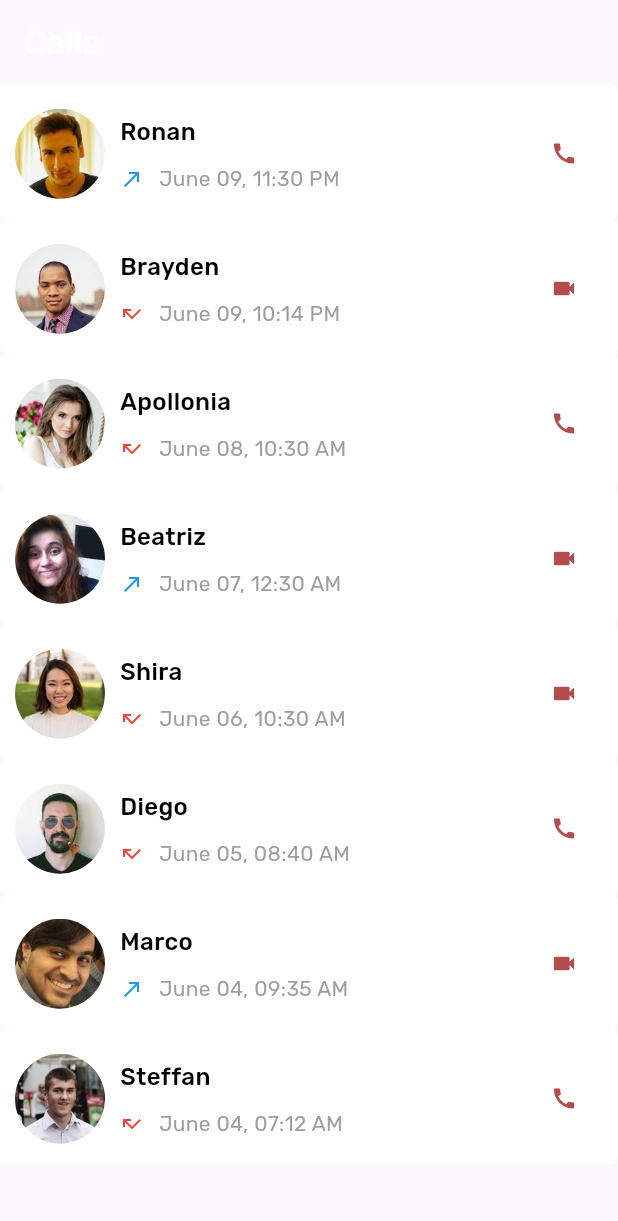
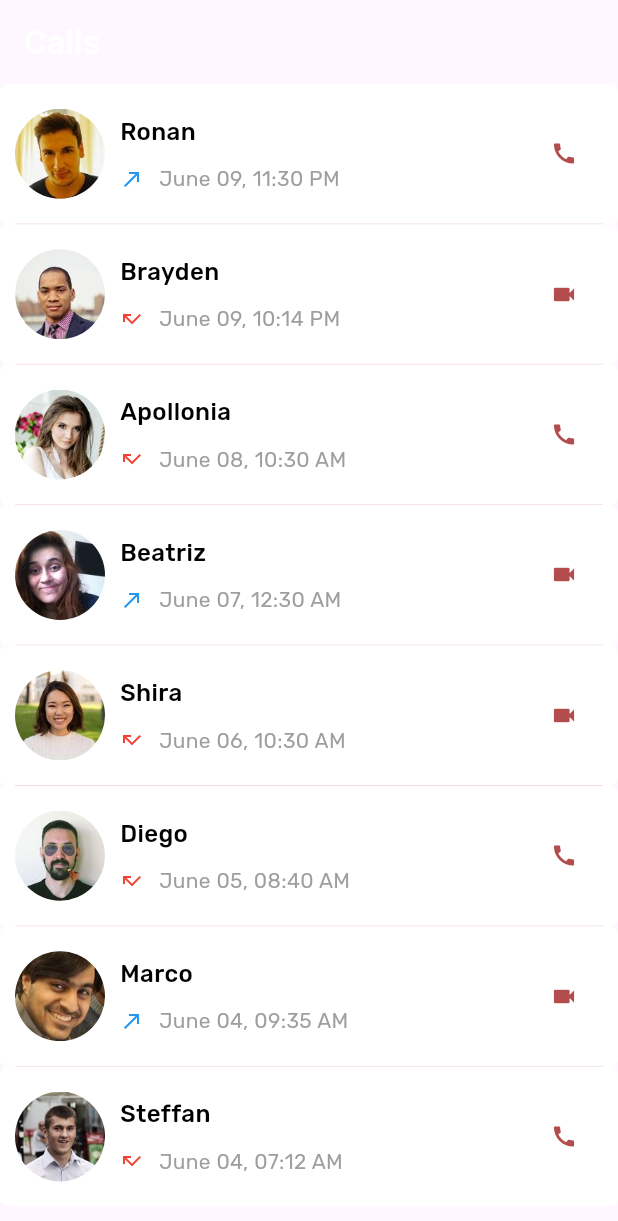
Before and after one commit to dumondemaxwell/MeshMsgr, a Flutter app: the Calls screen opened directly, on a phone screen of 412 x 824 dp. Shown: the top 1221 px of the screen. Run offline on Flutter 3.47's test engine with Material 3 defaults, Android fonts, the phone set to English and light mode, and no system bars; our stand-ins replace convex_bottom_bar, flutter_spinkit, fluttertoast, font_awesome_flutter, image_picker, intl_phone_number_input and 2 more; missing offline and left inert: shared_preferences_web; accounts and stored records are empty.

Commit message:
fix height bugs

```diff
--- a/lib/pages/calls/calls.dart
+++ b/lib/pages/calls/calls.dart
@@ -82,12 +82,11 @@ class _CallsState extends State<Calls> {
       ),
       body: ListView.builder(
         itemCount: callList.length,
-        physics: BouncingScrollPhysics(),
+        physics: const BouncingScrollPhysics(),
         itemBuilder: (context, index) {
           final item = callList[index];
           return Container(
             width: width,
-            height: 90.0,
             decoration: BoxDecoration(
               color: whiteColor,
               borderRadius: BorderRadius.circular(5.0),
--- a/lib/pages/groups/groups.dart
+++ b/lib/pages/groups/groups.dart
@@ -154,7 +154,7 @@ class _GroupsState extends State<Groups> {
       ),
       body: ListView.builder(
         itemCount: groupList.length,
-        physics: BouncingScrollPhysics(),
+        physics: const BouncingScrollPhysics(),
         itemBuilder: (context, index) {
           final item = groupList[index];
           return InkWell(
@@ -167,7 +167,6 @@ class _GroupsState extends State<Groups> {
             },
             child: Container(
               width: width,
-              height: 90.0,
               decoration: BoxDecoration(
                 color: whiteColor,
                 borderRadius: BorderRadius.circular(5.0),
```
